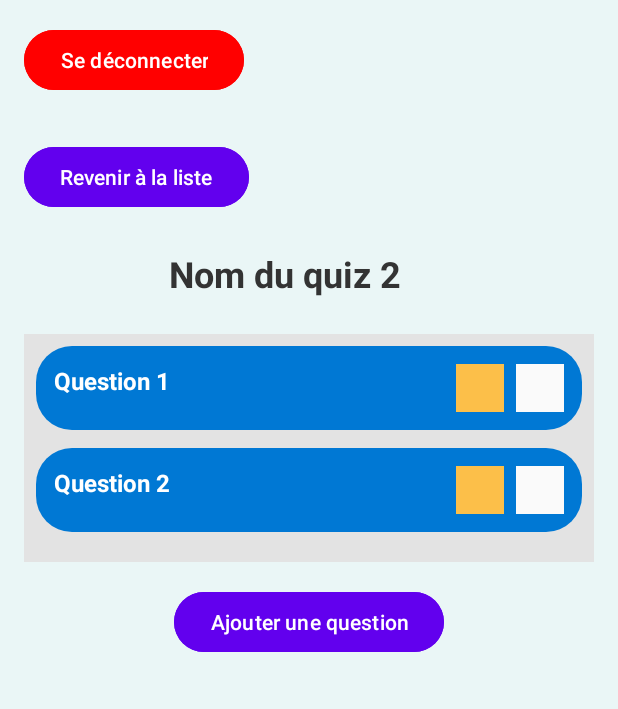
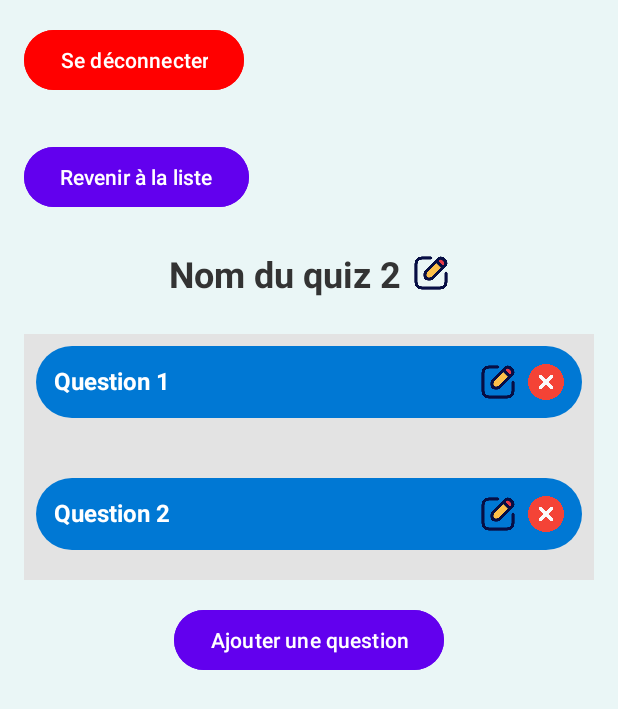
Before and after one commit to hfreshnel/quizAndroid, an Android app: the QuestionQuizActivity screen opened directly, with no data from a screen before it, on a phone screen of 412 x 824 dp. Shown: the top 709 px of the screen. Run offline under Robolectric (Android 15) with nearby library versions, the phone set to English and light mode, and no system bars; 1 statement that could not run was skipped.

Commit message:
add voir quiz

```diff
--- a/app/src/main/java/com/example/quizandroid/API/ConnectionAPI.java
+++ b/app/src/main/java/com/example/quizandroid/API/ConnectionAPI.java
@@ -15,7 +15,7 @@ import org.json.JSONException;
 import org.json.JSONObject;
 
 public class ConnectionAPI {
-    private static final String BASE_URL = "http://10.0.2.2:8080";
+    private static final String BASE_URL = "http://10.3.70.13:8080";
     private final OkHttpClient client;
     private final Gson gson;
 
--- a/app/src/main/java/com/example/quizandroid/QuestionActivity.java
+++ b/app/src/main/java/com/example/quizandroid/QuestionActivity.java
@@ -42,7 +42,7 @@ public class QuestionActivity extends AppCompatActivity {
 
         // Configurer RecyclerView
         recyclerView.setLayoutManager(new GridLayoutManager(this, 2));
-        adapter = new QuizAdapter(currentPageData);
+        adapter = new QuizAdapter(this, currentPageData);
         recyclerView.setAdapter(adapter);
 
         // Charger la première page
--- a/app/src/main/java/com/example/quizandroid/QuestionQuizActivity.java
+++ b/app/src/main/java/com/example/quizandroid/QuestionQuizActivity.java
@@ -1,6 +1,8 @@
 package com.example.quizandroid;
 
+import android.content.Intent;
 import android.os.Bundle;
+import android.widget.Button;
 
 import androidx.activity.EdgeToEdge;
 import androidx.appcompat.app.AppCompatActivity;
@@ -8,13 +10,24 @@ import androidx.core.graphics.Insets;
 import androidx.core.view.ViewCompat;
 import androidx.core.view.WindowInsetsCompat;
 
+import com.example.quizandroid.admin.VoirCreerQuestionActivity;
+
 public class QuestionQuizActivity extends AppCompatActivity {
 
     @Override
     protected void onCreate(Bundle savedInstanceState) {
         super.onCreate(savedInstanceState);
         EdgeToEdge.enable(this);
+        Button btnAddQuestion = findViewById(R.id.btn_add_question);
+
+        btnAddQuestion.setOnClickListener(v -> {
+            Intent intent = new Intent(QuestionQuizActivity.this, VoirCreerQuestionActivity.class);
+            startActivity(intent);
+        });
+
         setContentView(R.layout.activity_question_quiz);
+
+
 
     }
 }
--- a/app/src/main/res/layout/activity_question.xml
+++ b/app/src/main/res/layout/activity_question.xml
@@ -64,14 +64,14 @@
             android:layout_width="wrap_content"
             android:layout_height="wrap_content"
             android:text="Précédent"
-            android:layout_marginBottom="17dp"
+            android:layout_marginBottom="2dp"
             android:layout_marginEnd="66dp" />
 
         <Button
             android:id="@+id/btn_next"
             android:layout_width="106dp"
             android:layout_height="wrap_content"
-            android:layout_marginBottom="17dp"
+            android:layout_marginBottom="2dp"
             android:text="Suivant" />
     </LinearLayout>
 
--- a/app/src/main/res/layout/activity_question_quiz.xml
+++ b/app/src/main/res/layout/activity_question_quiz.xml
@@ -28,7 +28,6 @@
         android:layout_gravity="start"
         android:layout_marginBottom="24dp" />
 
-    <!-- Titre Nom du quiz avec icône -->
     <LinearLayout
         android:layout_width="match_parent"
         android:layout_height="wrap_content"
@@ -50,7 +49,7 @@
             android:layout_width="24dp"
             android:layout_height="24dp"
             android:layout_marginStart="8dp"
-
+            android:src="@drawable/edit"
             android:contentDescription="Modifier le nom du quiz" />
     </LinearLayout>
 
@@ -69,7 +68,8 @@
             android:orientation="horizontal"
             android:background="@drawable/rounded_question_background"
             android:padding="12dp"
-            android:layout_marginBottom="12dp">
+
+            android:layout_marginBottom="40dp">
 
             <!-- Texte de la question -->
             <TextView
@@ -83,21 +83,21 @@
                 android:textColor="#FFFFFF" />
 
             <!-- Icône Modifier -->
-            <ImageButton
-                android:layout_width="32dp"
-                android:layout_height="32dp"
-                android:layout_marginEnd="8dp"
+            <ImageView
+
+                android:layout_width="24dp"
+                android:layout_height="24dp"
+                android:layout_marginStart="8dp"
                 android:src="@drawable/edit"
-                android:background="@null"
-                android:contentDescription="Modifier question" />
+                android:contentDescription="Modifier le nom du quiz" />
+            <!-- Icône Supprimer -->
+            <ImageView
 
-            <!-- Icône Supprimer -->
-            <ImageButton
-                android:layout_width="32dp"
-                android:layout_height="32dp"
+                android:layout_width="24dp"
+                android:layout_height="24dp"
+                android:layout_marginStart="8dp"
                 android:src="@drawable/delete"
-                android:background="@null"
-                android:contentDescription="Supprimer question" />
+                android:contentDescription="Modifier le nom du quiz" />
         </LinearLayout>
 
         <!-- Question 2 -->
@@ -121,21 +121,22 @@
                 android:textColor="#FFFFFF" />
 
             <!-- Icône Modifier -->
-            <ImageButton
-                android:layout_width="32dp"
-                android:layout_height="32dp"
-                android:layout_marginEnd="8dp"
+            <ImageView
+
+                android:layout_width="24dp"
+                android:layout_height="24dp"
+                android:layout_marginStart="8dp"
                 android:src="@drawable/edit"
-                android:background="@null"
-                android:contentDescription="Modifier question" />
+                android:contentDescription="Modifier le nom du quiz" />
 
             <!-- Icône Supprimer -->
-            <ImageButton
-                android:layout_width="32dp"
-                android:layout_height="32dp"
+            <ImageView
+
+                android:layout_width="24dp"
+                android:layout_height="24dp"
+                android:layout_marginStart="8dp"
                 android:src="@drawable/delete"
-                android:background="@null"
-                android:contentDescription="Supprimer question" />
+                android:contentDescription="Modifier le nom du quiz" />
         </LinearLayout>
     </LinearLayout>
 
```
Also changed, not shown: app/src/main/AndroidManifest.xml (+12 -13 lines), app/src/main/java/com/example/quizandroid/CreerQuizActivity.java (+9 -14 lines), app/src/main/java/com/example/quizandroid/QuizAdapter.java (+15 -1 lines), app/src/main/java/com/example/quizandroid/admin/VoirCreerQuestionActivity.java (added, +26 -0 lines), app/src/main/res/drawable/rounded_proposition_background.xml (added, +9 -0 lines), app/src/main/res/layout/activity_creer_quiz.xml (+2 -10 lines), app/src/main/res/layout/activity_voir_creer_question.xml (added, +202 -0 lines).
